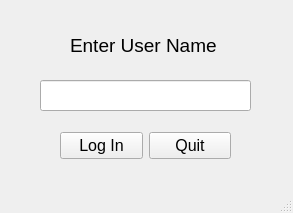
Old version of the form EventPlanner/loginpage.ui in the repository lanegramling/EventPlanner_Project.
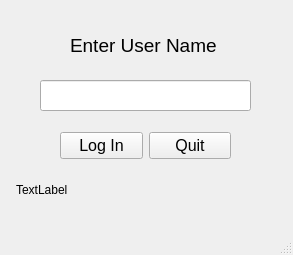
New version of the form.

The edit to the form file:
```diff
--- a/EventPlanner/loginpage.ui
+++ b/EventPlanner/loginpage.ui
@@ -7,7 +7,7 @@
     <x>0</x>
     <y>0</y>
     <width>293</width>
-    <height>213</height>
+    <height>255</height>
    </rect>
   </property>
   <property name="windowTitle">
@@ -83,6 +83,22 @@
      </item>
     </layout>
    </widget>
+   <widget class="QLabel" name="legalText">
+    <property name="geometry">
+     <rect>
+      <x>16</x>
+      <y>169</y>
+      <width>261</width>
+      <height>41</height>
+     </rect>
+    </property>
+    <property name="text">
+     <string>TextLabel</string>
+    </property>
+    <property name="wordWrap">
+     <bool>true</bool>
+    </property>
+   </widget>
   </widget>
   <widget class="QMenuBar" name="menubar">
    <property name="geometry">
```
